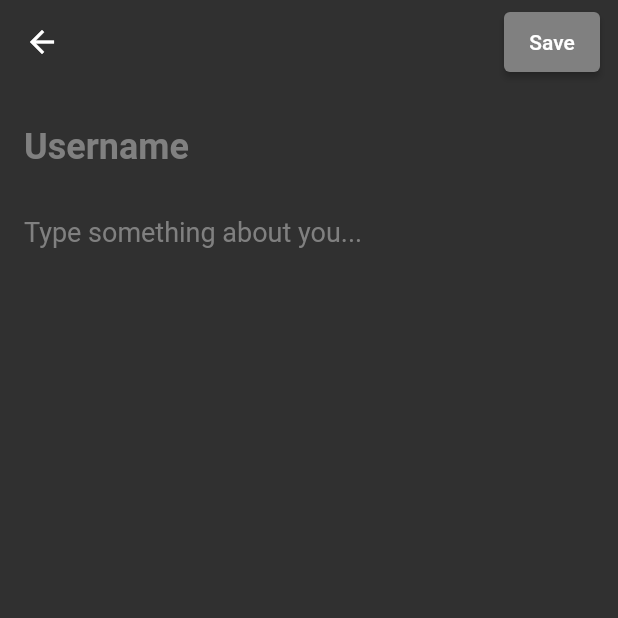
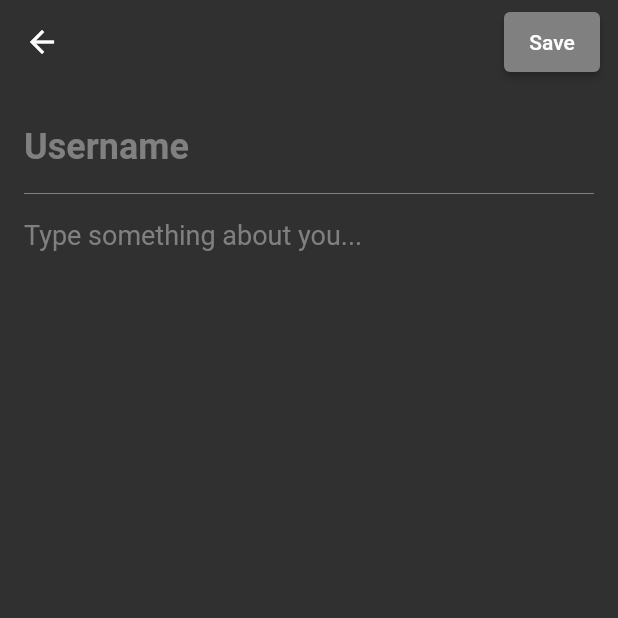
Before and after one commit to thoresonjd/dynamic_profile_page, a Flutter app: the AddEditProfilePage screen opened directly, on a phone screen of 412 x 824 dp, the top half of it. Run offline on Flutter 3.47's test engine with Material 2 defaults, Android fonts, the phone set to English and light mode, and no system bars; our stand-ins replace sqflite; accounts and stored records are empty.

Commit message:
Replaced sizedbox with a divider between title and description in form

```diff
--- a/lib/widgets/profile_form_widget.dart
+++ b/lib/widgets/profile_form_widget.dart
@@ -23,7 +23,7 @@ class ProfileFormWidget extends StatelessWidget {
         mainAxisSize: MainAxisSize.min,
         children: [
           buildTitle(),
-          const SizedBox(height: 8),
+          const Divider(height: 10, color: AppColors.grey),
           buildDescription(),
           const SizedBox(height: 16),
         ],
```
